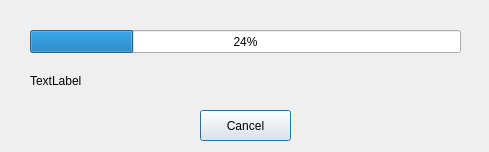
Old version of the form progress.ui in the repository nmacs/metcom.
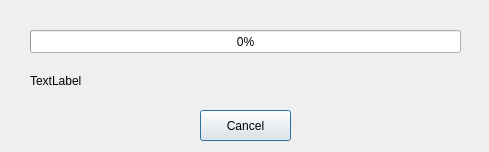
New version of the form.

```diff
--- a/progress.ui
+++ b/progress.ui
@@ -28,8 +28,11 @@
      <height>23</height>
     </rect>
    </property>
+   <property name="maximum">
+    <number>100</number>
+   </property>
    <property name="value">
-    <number>24</number>
+    <number>0</number>
    </property>
   </widget>
   <widget class="QPushButton" name="btnCancel">
```
